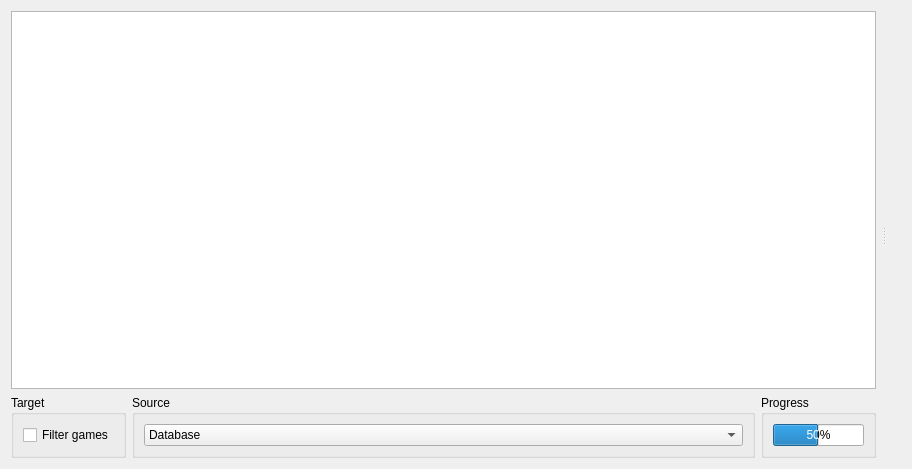
Old version of the form src/gui/openingtreewidget.ui in the repository madnight/chessx.
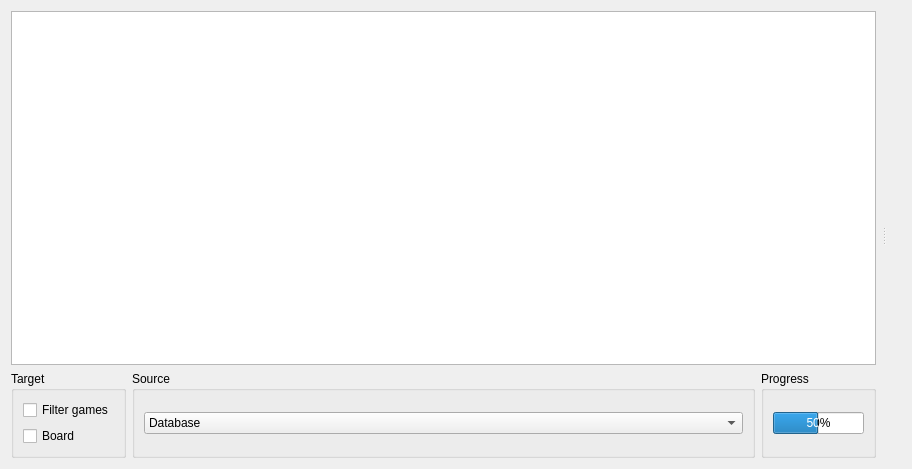
New version of the form. Custom widgets are drawn as their Qt base class.

Commit message: New feature: Checkbox in opening tree to add moves to game too

```diff
--- a/src/gui/openingtreewidget.ui
+++ b/src/gui/openingtreewidget.ui
@@ -43,7 +43,7 @@
            <property name="title">
             <string>Target</string>
            </property>
-           <layout class="QHBoxLayout" name="horizontalLayout_2">
+           <layout class="QVBoxLayout" name="verticalLayout_4">
             <item>
              <widget class="QCheckBox" name="filterGames">
               <property name="text">
@@ -51,6 +51,13 @@
               </property>
              </widget>
             </item>
+            <item>
+             <widget class="QCheckBox" name="makeMove">
+              <property name="text">
+               <string>Board</string>
+              </property>
+             </widget>
+            </item>
            </layout>
           </widget>
          </item>
```
The commit also changes 10 other files.
